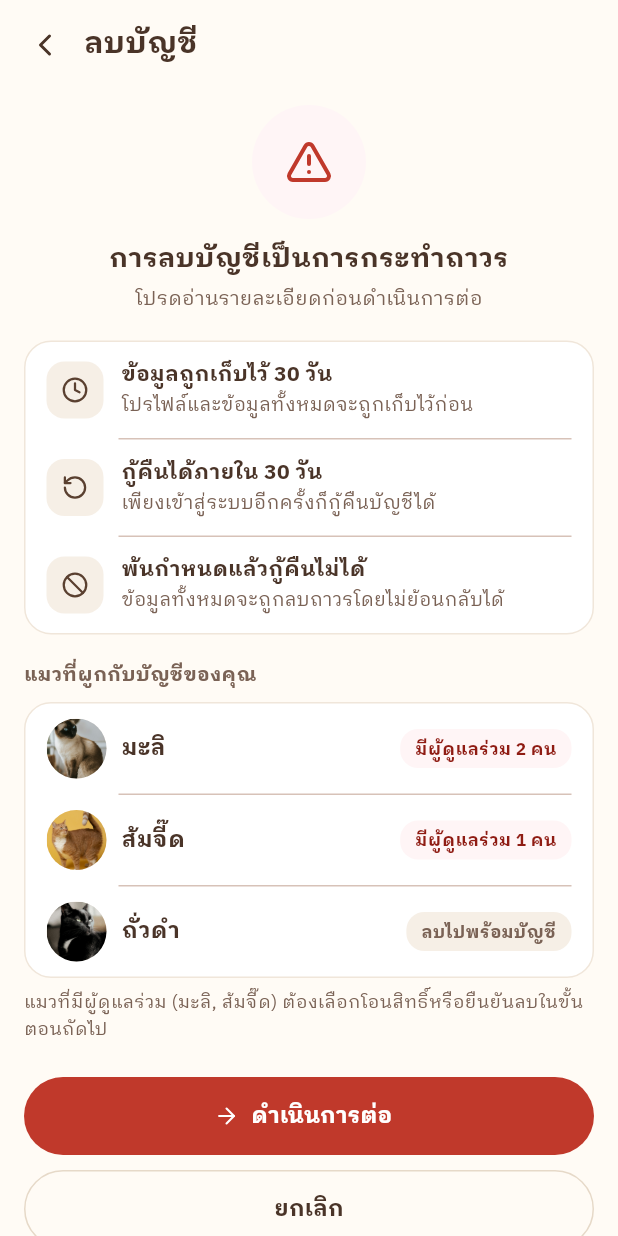
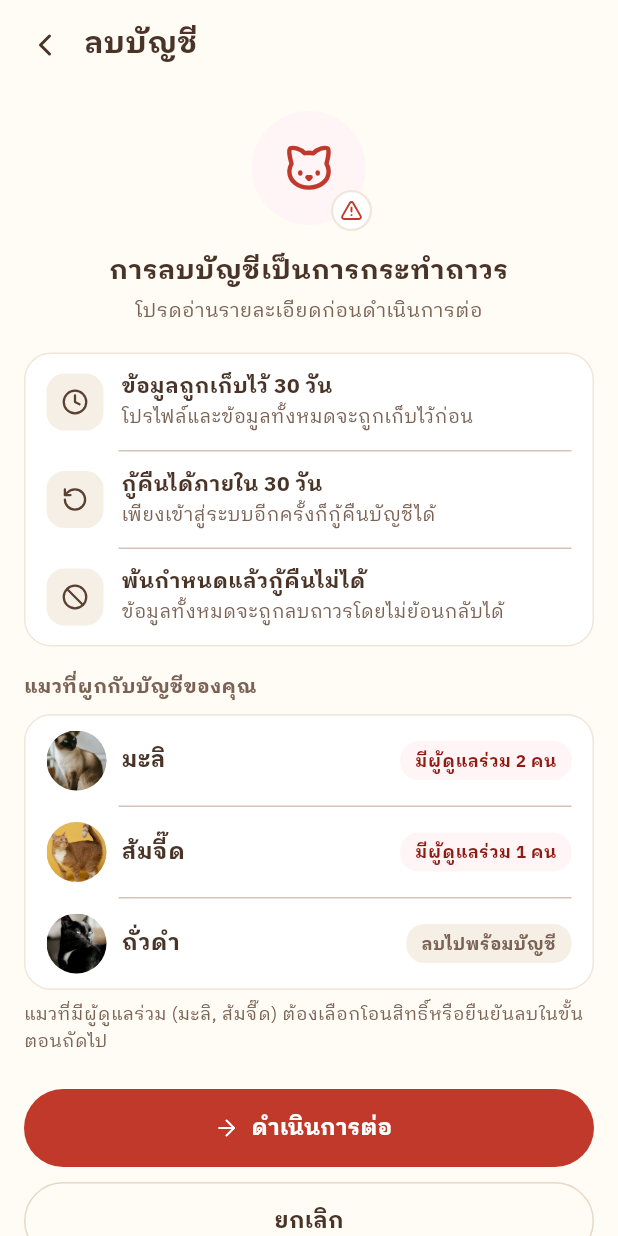
Before and after one commit to kultida-t/cat.live, a Flutter app: the DeleteAccountPage screen opened by its route, on a phone screen of 412 x 824 dp. Run offline on Flutter 3.47's test engine with Material 3 defaults, Android fonts, the phone set to English and light mode, and no system bars; our stand-ins replace dio, equatable, flutter_map, flutter_riverpod, flutter_secure_storage, flutter_svg and 7 more; missing offline and left inert: qr; accounts and stored records are empty.

Commit message:
feat(app): ย้ายลบบัญชีเข้าหน้า "จัดการบัญชี" + ไอคอนแมวในขั้นลบบัญชี
- เพิ่มหน้า /settings/account กดเข้าจากการ์ดชื่อในตั้งค่า เมนูลบบัญชีอยู่ข้างใน
- หัวข้อ "บัญชีและการแสดงผล" → "การแสดงผล" เพราะกลุ่มไม่มีเรื่องบัญชีแล้ว
- ไอคอนขั้นลบบัญชี 4 ขั้นเปลี่ยนเป็นรูปแมว + badge เล็กบอกสถานะให้เฟรนลี่
- แถวสรุปยืนยันเหลือ "บัญชีและข้อมูลทั้งหมด" ให้อยู่บรรทัดเดียว

Generated with [Devin](https://devin.ai)

Co-Authored-By: Devin <158243242+devin-ai-integration[bot]@users.noreply.github.com>

```diff
--- a/app/lib/core/router/app_router.dart
+++ b/app/lib/core/router/app_router.dart
@@ -24,6 +24,7 @@ import '../../features/notifications/presentation/pages/notification_post_detail
 import '../../features/notifications/presentation/pages/notifications_page.dart';
 import '../../features/notifications/presentation/pages/received_treats_page.dart';
 import '../../features/search/presentation/pages/search_page.dart';
+import '../../features/settings/presentation/pages/manage_account_page.dart';
 import '../../features/settings/presentation/pages/settings_page.dart';
 import '../../features/shell/presentation/main_shell.dart';
 import '../../features/tag/presentation/pages/tag_page.dart';
@@ -55,6 +56,10 @@ GoRouter createAppRouter() {
         path: '/settings',
         builder: (_, state) =>
             SettingsPage(initialSection: state.uri.queryParameters['section']),
+      ),
+      GoRoute(
+        path: '/settings/account',
+        builder: (_, _) => const ManageAccountPage(),
       ),
       GoRoute(
         path: '/settings/delete-account',
--- a/app/lib/features/auth/presentation/pages/delete_account_page.dart
+++ b/app/lib/features/auth/presentation/pages/delete_account_page.dart
@@ -269,8 +269,8 @@ class _DeleteAccountPageState extends ConsumerState<DeleteAccountPage>
       padding: const EdgeInsets.fromLTRB(16, 8, 16, 32),
       children: [
         const SizedBox(height: 4),
-        const _RoundIconBadge(
-          icon: LucideIcons.triangleAlert,
+        const _CatIconBadge(
+          badge: LucideIcons.triangleAlert,
           bg: AppColors.logoutBg,
           color: AppColors.danger,
         ),
@@ -421,8 +421,8 @@ class _DeleteAccountPageState extends ConsumerState<DeleteAccountPage>
     return ListView(
       padding: const EdgeInsets.fromLTRB(16, 8, 16, 32),
       children: [
-        const _RoundIconBadge(
-          icon: LucideIcons.users,
+        const _CatIconBadge(
+          badge: LucideIcons.users,
           bg: AppColors.ownerPillBg,
           color: AppColors.ownerTeal,
         ),
@@ -623,8 +623,8 @@ class _DeleteAccountPageState extends ConsumerState<DeleteAccountPage>
     return ListView(
       padding: const EdgeInsets.fromLTRB(16, 8, 16, 32),
       children: [
-        const _RoundIconBadge(
-          icon: LucideIcons.circleAlert,
+        const _CatIconBadge(
+          badge: LucideIcons.circleAlert,
           bg: AppColors.logoutBg,
           color: AppColors.danger,
         ),
@@ -657,9 +657,7 @@ class _DeleteAccountPageState extends ConsumerState<DeleteAccountPage>
             children: [
               _ConfirmSummaryRow(
                 icon: LucideIcons.userX,
-                label: isEn
-                    ? 'Your account and data'
-                    : 'บัญชีและข้อมูลทั้งหมดของคุณ',
+                label: isEn ? 'Your account and data' : 'บัญชีและข้อมูลทั้งหมด',
                 value: isEn ? 'Deleted after 30 days' : 'ลบถาวรหลัง 30 วัน',
                 isFirst: true,
               ),
@@ -765,18 +763,11 @@ class _DeleteAccountPageState extends ConsumerState<DeleteAccountPage>
         child: Column(
           mainAxisSize: MainAxisSize.min,
           children: [
-            Container(
-              width: 84,
-              height: 84,
-              decoration: const BoxDecoration(
-                color: AppColors.ownerPillBg,
-                shape: BoxShape.circle,
-              ),
-              child: const Icon(
-                LucideIcons.checkCheck,
-                size: 38,
-                color: AppColors.ownerTeal,
-              ),
+            const _CatIconBadge(
+              badge: LucideIcons.checkCheck,
+              bg: AppColors.ownerPillBg,
+              color: AppColors.ownerTeal,
+              size: 84,
             ),
             const SizedBox(height: 16),
             Text(
@@ -890,25 +881,53 @@ class _DeleteAccountPageState extends ConsumerState<DeleteAccountPage>
 // ---------- widgets ย่อย ----------
 
 /// วงกลมไอคอนกลางจอของแต่ละขั้น
-class _RoundIconBadge extends StatelessWidget {
-  const _RoundIconBadge({
-    required this.icon,
+/// ไอคอนแมวกลม ๆ ตามสไตล์แอป พร้อม badge เล็กมุมขวาล่างบอกบริบทของแต่ละขั้น
+class _CatIconBadge extends StatelessWidget {
+  const _CatIconBadge({
+    required this.badge,
     required this.bg,
     required this.color,
+    this.size = 76,
   });
 
-  final IconData icon;
+  final IconData badge;
   final Color bg;
   final Color color;
+  final double size;
 
   @override
   Widget build(BuildContext context) {
+    final badgeSize = size * 0.36;
     return Center(
-      child: Container(
-        width: 76,
-        height: 76,
-        decoration: BoxDecoration(color: bg, shape: BoxShape.circle),
-        child: Icon(icon, size: 32, color: color),
+      child: SizedBox(
+        width: size + 8,
+        height: size + 8,
+        child: Stack(
+          children: [
+            Center(
+              child: Container(
+                width: size,
+                height: size,
+                decoration: BoxDecoration(color: bg, shape: BoxShape.circle),
+                child: Icon(LucideIcons.cat, size: size * 0.46, color: color),
+              ),
+            ),
+            Positioned(
+              right: 0,
+              bottom: 0,
+              child: Container(
+                width: badgeSize,
+                height: badgeSize,
+                decoration: BoxDecoration(
+                  color: AppColors.card,
+                  shape: BoxShape.circle,
+                  border: Border.all(color: AppColors.line, width: 1.5),
+                ),
+                child: Icon(badge, size: badgeSize * 0.55, color: color),
+              ),
+            ),
+          ],
+        ),
       ),
     );
   }
```
Also changed, not shown: app/lib/features/settings/presentation/pages/manage_account_page.dart (added, +323 -0 lines), app/lib/features/settings/presentation/pages/settings_page.dart (+31 -22 lines), app/lib/features/settings/presentation/widgets/settings_l10n.dart (+17 -15 lines), 1 other file.
